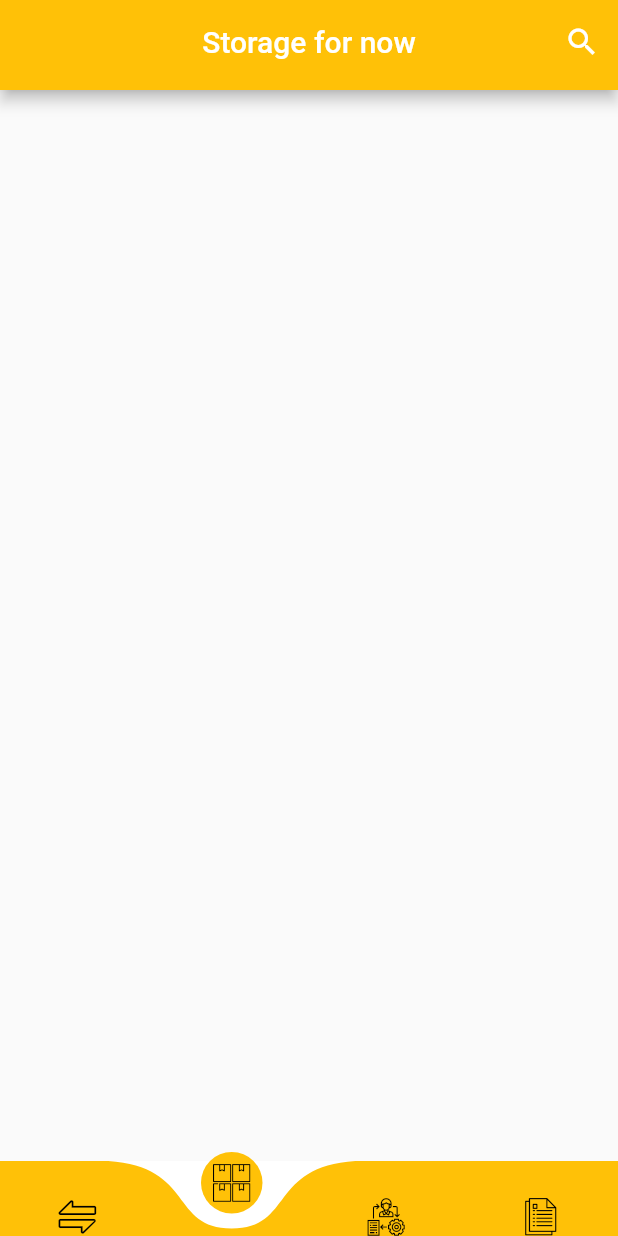
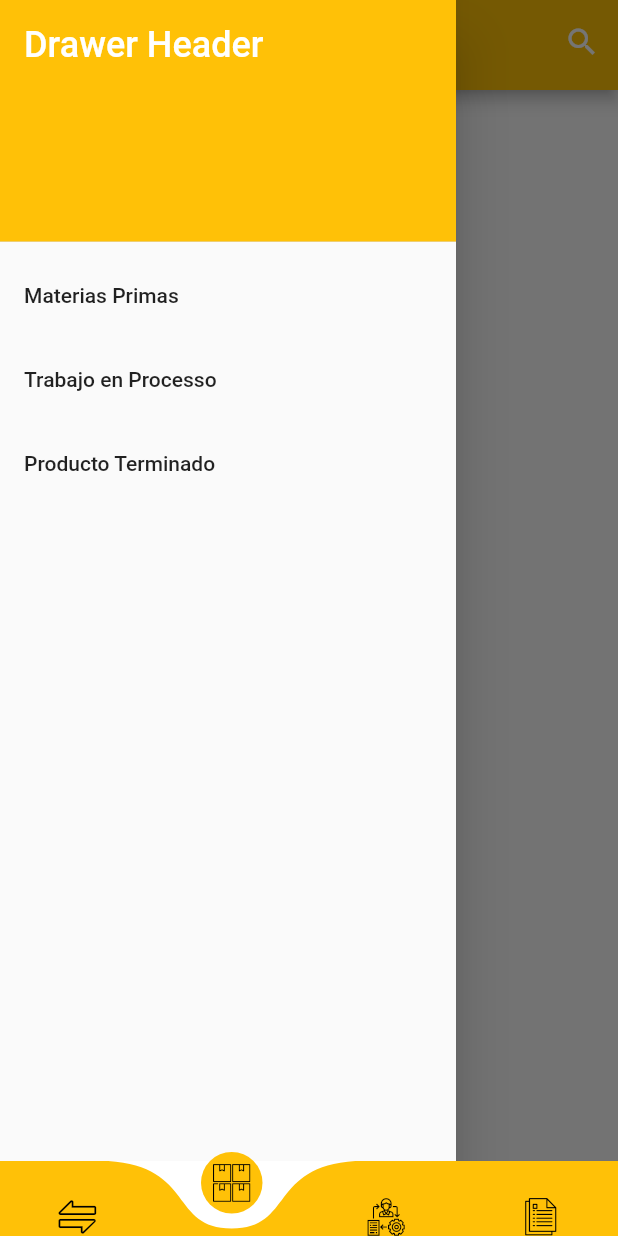
Before and after one commit to jjeangal/chankuap_flutter, a Flutter app: the screen it shows after launch, item 2 of the bottom bar chosen, with the side drawer open (before the commit the screen has no drawer), on a phone screen of 412 x 824 dp. Run offline on Flutter 3.47's test engine with Material 2 defaults, Android fonts, the phone set to English and light mode, and no system bars; drawn by our look-alikes of curved_navigation_bar.

Commit message:
Start side menu for storage

```diff
--- a/lib/pages/Storage.dart
+++ b/lib/pages/Storage.dart
@@ -15,6 +15,33 @@ class Storage extends StatelessWidget {
           preferredSize: const Size.fromHeight(60),
           child: StorageAppBar(),
         ),
+        drawer: new Drawer(
+          child: ListView(
+            children: const <Widget>[
+              DrawerHeader(
+                decoration: BoxDecoration(
+                  color: Colors.amber,
+                ),
+                child: Text(
+                  'Drawer Header',
+                  style: TextStyle(
+                    color: Colors.white,
+                    fontSize: 24,
+                  ),
+                ),
+              ),
+              ListTile(
+                title: Text("Materias Primas"),
+              ),
+              ListTile(
+                title: Text("Trabajo en Processo"),
+              ),
+              ListTile(
+                title: Text("Producto Terminado"),
+              ),
+            ],
+          ),
+        ),
         body: Container(),
       ),
     );
```
